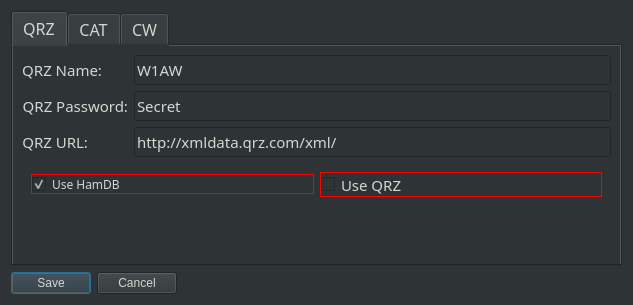
The window that k1usnsst/data/settings.ui (mbridak/k1usnsst) describes before a commit, drawn with Qt 5.
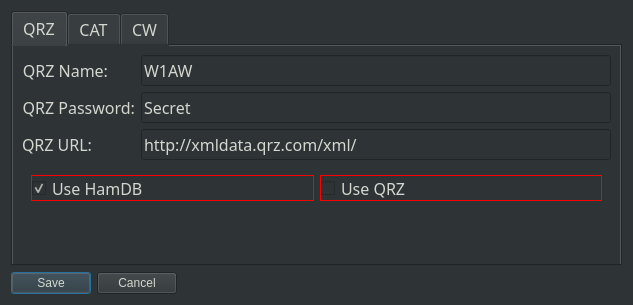
The same window after the commit.

Commit message: trying cw via rigctld

```diff
--- a/k1usnsst/data/settings.ui
+++ b/k1usnsst/data/settings.ui
@@ -57,7 +57,7 @@
          <property name="font">
           <font>
            <family>JetBrains Mono</family>
-           <pointsize>11</pointsize>
+           <pointsize>12</pointsize>
            <bold>false</bold>
           </font>
          </property>
@@ -74,7 +74,7 @@
          <property name="font">
           <font>
            <family>JetBrains Mono</family>
-           <pointsize>11</pointsize>
+           <pointsize>12</pointsize>
            <bold>false</bold>
           </font>
          </property>
@@ -88,7 +88,7 @@
          <property name="font">
           <font>
            <family>JetBrains Mono</family>
-           <pointsize>11</pointsize>
+           <pointsize>12</pointsize>
            <bold>false</bold>
           </font>
          </property>
@@ -105,7 +105,7 @@
          <property name="font">
           <font>
            <family>JetBrains Mono</family>
-           <pointsize>11</pointsize>
+           <pointsize>12</pointsize>
            <bold>false</bold>
           </font>
          </property>
@@ -119,7 +119,7 @@
          <property name="font">
           <font>
            <family>JetBrains Mono</family>
-           <pointsize>11</pointsize>
+           <pointsize>12</pointsize>
            <bold>false</bold>
           </font>
          </property>
@@ -136,7 +136,7 @@
          <property name="font">
           <font>
            <family>JetBrains Mono</family>
-           <pointsize>11</pointsize>
+           <pointsize>12</pointsize>
            <bold>false</bold>
           </font>
          </property>
@@ -162,6 +162,7 @@
             <property name="font">
              <font>
               <family>JetBrains Mono</family>
+              <pointsize>12</pointsize>
              </font>
             </property>
             <property name="styleSheet">
@@ -180,7 +181,7 @@
             <property name="font">
              <font>
               <family>JetBrains Mono</family>
-              <pointsize>11</pointsize>
+              <pointsize>12</pointsize>
               <bold>false</bold>
              </font>
             </property>
```
Left out of the diff: 26 changed lines with no effect on the pictures. The commit also changes 2 other files.
